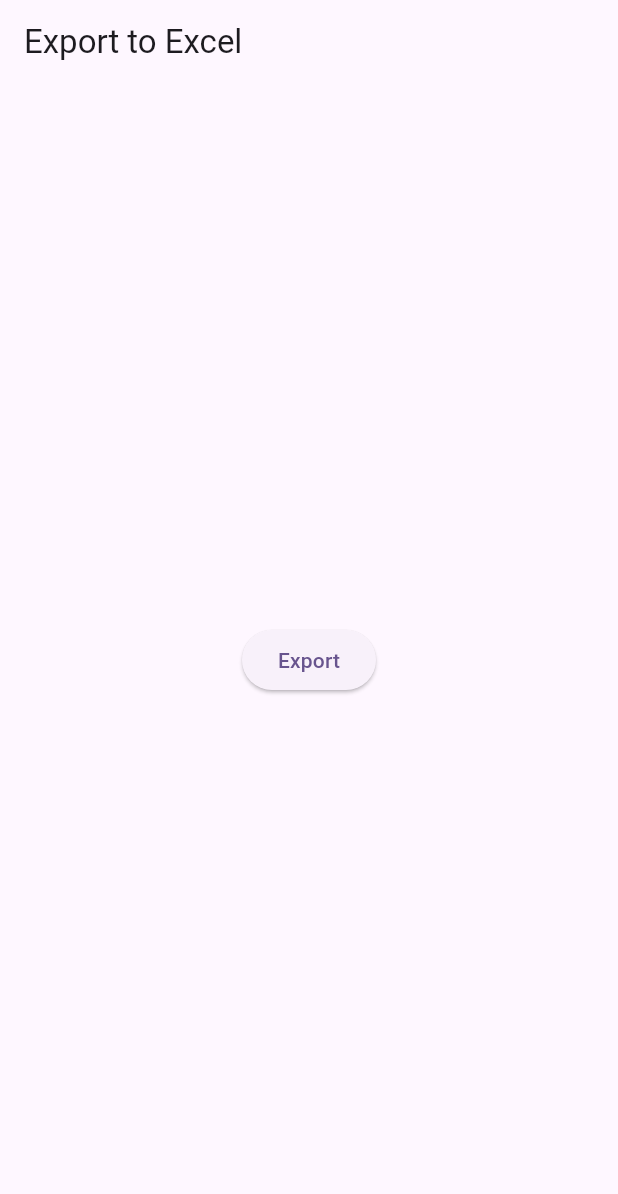
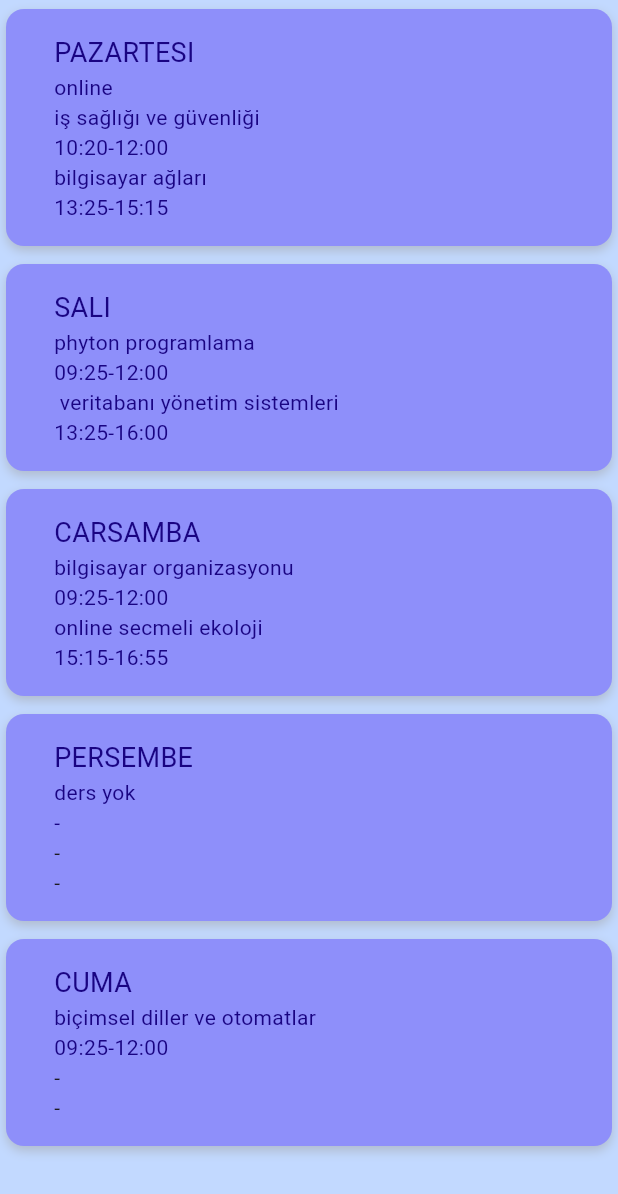
Before and after one commit to codriot/myschoolapp, a Flutter app: the screen it shows after launch, on a phone screen of 412 x 824 dp. Shown: the top 1194 px of the screen. Run offline on Flutter 3.47's test engine with Material 2 defaults, Android fonts, the phone set to English and light mode, and no system bars.

Commit message:
ders programı bitti

```diff
--- a/lib/model/lessons_model.dart
+++ b/lib/model/lessons_model.dart
@@ -1,39 +1,62 @@
-class LessonData {
-  final lessonname;
-  final lessontime;
-  LessonData({required this.lessonname,required this.lessontime})
+// ignore_for_file: non_constant_identifier_names
+
+enum Gunler {
+  pazartesi,
+  sali,
+  carsamba,
+  persembe,
+  cuma,
 }
 
-enum Lessons { pazartesi, sali, carsamba, persembe, cuma }
+class Ders {
+  final String dersadi;
+  final String ders_zamani;
+  String? ikinci_ders_adi;
+  String? ikinci_dersin_zamani;
 
-extension lessonsextention on Lessons {
+  Ders(this.dersadi, this.ders_zamani,
+      {this.ikinci_ders_adi, this.ikinci_dersin_zamani});
+}
 
-  LessonData get lesson()
-  {
+extension GunlerDersEklentisi on Gunler {
+  Ders dersdata() {
     switch (this) {
-      case Lessons.pazartesi:
-        return LessonData(lessonname: "", lessontime: lessontime);
-
-          case Lessons.sali:
-        return LessonData(lessonname: lessonname, lessontime: lessontime);
-
-
-          case Lessons.carsamba:
-        return LessonData(lessonname: lessonname, lessontime: lessontime);
-
-
-          case Lessons.persembe:
-        return LessonData(lessonname: lessonname, lessontime: lessontime);
-
-
-          case Lessons.cuma:
-
-        return LessonData(lessonname: lessonname, lessontime: lessontime);
-
-
-
-
+      case Gunler.pazartesi:
+        return pazartesiDers();
+      case Gunler.sali:
+        return saliDers();
+      case Gunler.carsamba:
+        return carsambaDers();
+      case Gunler.persembe:
+        return persembeDers();
+      case Gunler.cuma:
+        return cumaDers();
     }
   }
 
+  Ders pazartesiDers() {
+    return Ders("ONLINE\niŞ SAĞLığı ve güvenliği", "10:20-12:00",
+        ikinci_ders_adi: "BiLGiSAYAR AğLARı",
+        ikinci_dersin_zamani: "13:25-15:15");
+  }
+
+  Ders saliDers() {
+    return Ders("PHYTON PROGRAMLAMA", "09:25-12:00",
+        ikinci_ders_adi: " Veritabanı Yönetim Sistemleri ",
+        ikinci_dersin_zamani: "13:25-16:00");
+  }
+
+  Ders carsambaDers() {
+    return Ders("Bilgisayar Organizasyonu", "09:25-12:00",
+        ikinci_ders_adi: "ONLINE SECMELi EKOLOJi",
+        ikinci_dersin_zamani: "15:15-16:55");
+  }
+
+  Ders persembeDers() {
+    return Ders("DERS YOK", "-");
+  }
+
+  Ders cumaDers() {
+    return Ders("Biçimsel Diller Ve Otomatlar", "09:25-12:00");
+  }
 }
--- /dev/null
+++ b/lib/product/card.dart
@@ -0,0 +1,73 @@
+import 'package:flutter/material.dart';
+
+/*
+TODO:  DÜZENELENEBİLİRLER
+Kartın arka plan rengini değiştirin.
+Kartın kenarlarını yuvarlatın.
+Kartın köşelerine gölgeler ekleyin.
+Kartın içeriğini daha fazla düzenleyin.
+*/
+class Kart extends StatelessWidget {
+  final String daytitle;
+  final String derstitle;
+  final String timetitle;
+  final String? derstitle2;
+  final String? timetitle2;
+  final Color backgroundColor;
+  final Color textColor;
+
+  const Kart(
+      {super.key,
+      required this.daytitle,
+      required this.derstitle,
+      required this.timetitle,
+      this.backgroundColor = Colors.white,
+      this.textColor = Colors.black,
+      this.derstitle2,
+      this.timetitle2});
+
+  @override
+  Widget build(BuildContext context) {
+    return Padding(
+      padding: const EdgeInsets.symmetric(horizontal: 4, vertical: 6),
+      child: Container(
+        padding: const EdgeInsets.all(16.0),
+        decoration: BoxDecoration(
+          borderRadius: BorderRadius.circular(12.0),
+          color: backgroundColor,
+          boxShadow: [
+            BoxShadow(
+              color: Colors.grey.withOpacity(0.5),
+              blurRadius: 5.0,
+              offset: const Offset(0, 3),
+            ),
+          ],
+        ),
+        child: Row(
+          children: [
+            const SizedBox(width: 16.0),
+            Column(
+              crossAxisAlignment: CrossAxisAlignment.start,
+              children: [
+                Text(daytitle,
+                    style: TextStyle(color: textColor, fontSize: 18.0)),
+                Text(derstitle,
+                    style: TextStyle(color: textColor, fontSize: 14.0)),
+                Text(timetitle,
+                    style: TextStyle(color: textColor, fontSize: 14.0)),
+                derstitle2 != null
+                    ? Text(derstitle2!,
+                        style: TextStyle(color: textColor, fontSize: 14.0))
+                    : const Text("-"),
+                timetitle2 != null
+                    ? Text(timetitle2!,
+                        style: TextStyle(color: textColor, fontSize: 14.0))
+                    : const Text("-"),
+              ],
+            ),
+          ],
+        ),
+      ),
+    );
+  }
+}
--- a/lib/screen/lessons.dart
+++ b/lib/screen/lessons.dart
@@ -1,38 +1,34 @@
-import 'package:excel/excel.dart';
 import 'package:flutter/material.dart';
+import 'package:myschoolapp/model/lessons_model.dart';
+import 'package:myschoolapp/product/card.dart';
 
 class LessonsView extends StatefulWidget {
-  const LessonsView({Key? key}) : super(key: key);
+  const LessonsView({super.key});
 
   @override
   State<LessonsView> createState() => _LessonsViewState();
 }
 
 class _LessonsViewState extends State<LessonsView> {
-  _exportToExcel() {
-    final excel = Excel.createExcel();
-    final sheet = excel.sheets[excel.getDefaultSheet() as String];
-    sheet!.setColWidth(2, 50);
-    sheet.setColAutoFit(3);
-
-    sheet.cell(CellIndex.indexByColumnRow(columnIndex: 2, rowIndex: 3)).value =
-        'Text string';
-
-    sheet.cell(CellIndex.indexByColumnRow(columnIndex: 3, rowIndex: 4)).value =
-        'Text string Text string Text string Text string Text string Text string Text string Text string';
-
-    excel.save();
-  }
-
   @override
   Widget build(BuildContext context) {
     return Scaffold(
-      appBar: AppBar(
-        title: const Text('Export to Excel'),
-      ),
-      body: Center(
-        child: ElevatedButton(
-            onPressed: _exportToExcel, child: const Text('Export')),
+      backgroundColor: Color(0xffC2D9FF),
+      body: ListView.builder(
+        itemCount: Gunler.values.length,
+        itemBuilder: (BuildContext context, int index) {
+          return Kart(
+              daytitle: Gunler.values[index].name.toUpperCase(),
+              backgroundColor: Color(0xff8E8FFA),
+              textColor: Color(0xff190482),
+              derstitle: Gunler.values[index].dersdata().dersadi.toLowerCase(),
+              timetitle: Gunler.values[index].dersdata().ders_zamani,
+              derstitle2: Gunler.values[index]
+                  .dersdata()
+                  .ikinci_ders_adi
+                  ?.toLowerCase(),
+              timetitle2: Gunler.values[index].dersdata().ikinci_dersin_zamani);
+        },
       ),
     );
   }
```
